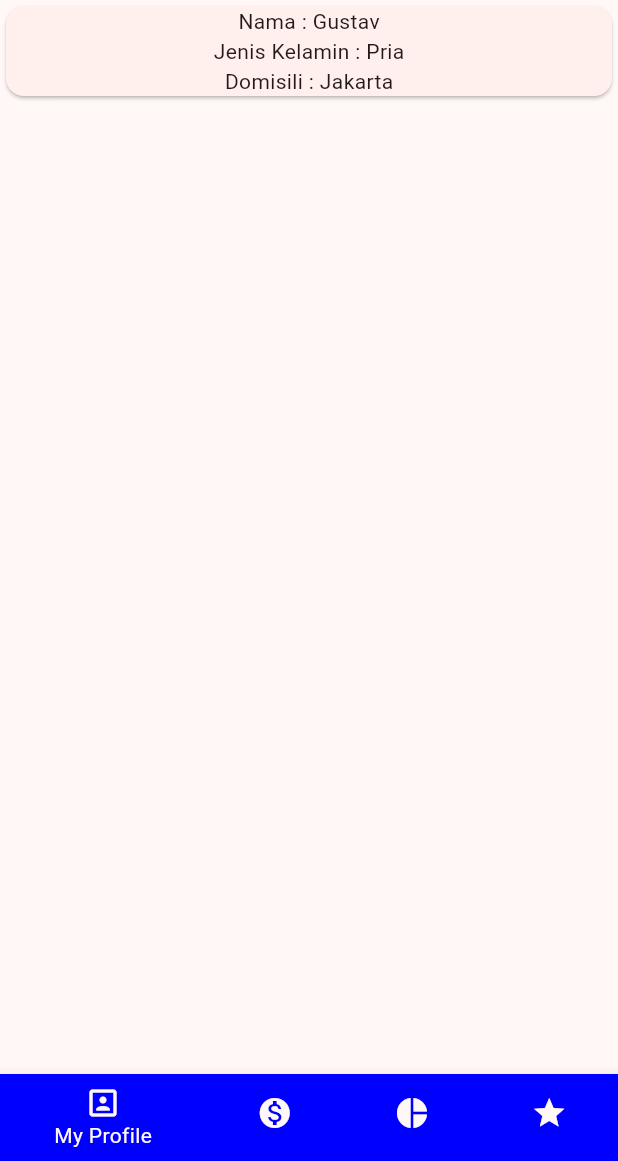
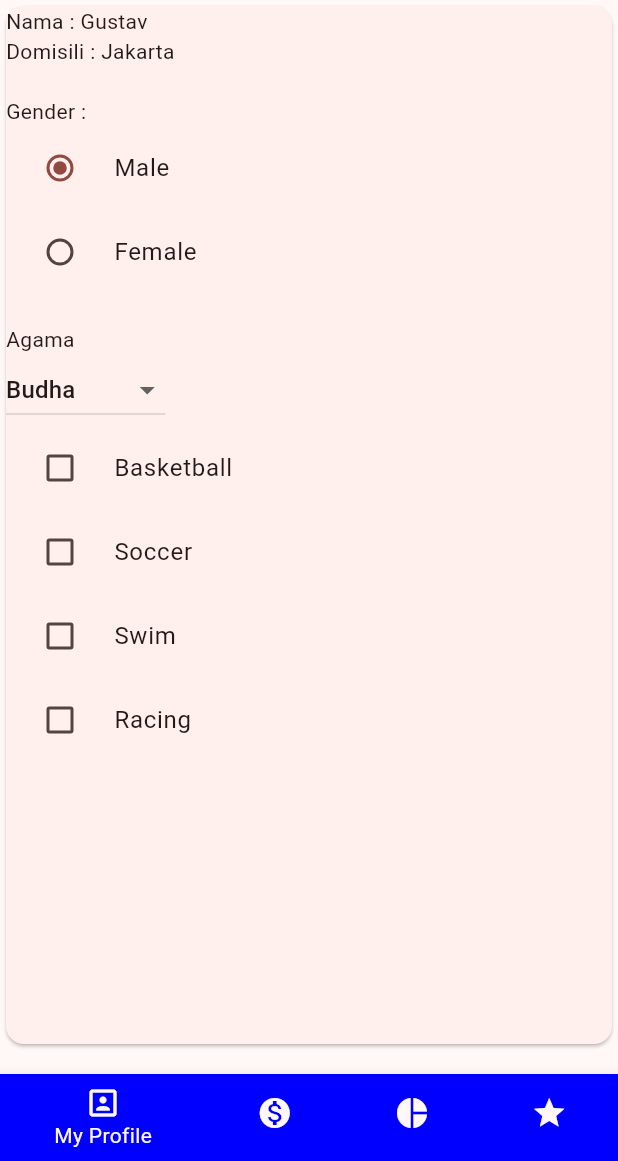
Before and after one commit to khaniffatoni/advance-8jun24, a Flutter app: the MainPage screen opened directly, on a phone screen of 412 x 824 dp, the part 75-1236 px from its top. Run offline on Flutter 3.47's test engine with Material 3 defaults, Android fonts, the phone set to English and light mode, and no system bars; our stand-ins replace flutter_svg, fluttertoast; network calls fail.

Commit message:
radiobutton, checkbox,dropdown

```diff
--- a/flutter_application_advance/lib/UI/main/profile_page.dart
+++ b/flutter_application_advance/lib/UI/main/profile_page.dart
@@ -1,20 +1,81 @@
 import 'package:flutter/material.dart';
+import 'package:flutter/widgets.dart';
+import 'package:provider/provider.dart';
+
+import '../../commons/constant.dart';
+import '../../provider/main_provider.dart';
 
 class ProfilePage extends StatelessWidget {
   const ProfilePage({super.key});
 
   @override
   Widget build(BuildContext context) {
+    var provider = context.watch<MainProvider>();
     return ListView(
       children: [
         Image.network(
             'https://marketplace.canva.com/EAFHfL_zPBk/1/0/1600w/canva-yellow-inspiration-modern-instagram-profile-picture-kpZhUIzCx_w.jpg'),
         Card(
           child: Column(
+            crossAxisAlignment: CrossAxisAlignment.start,
             children: [
               Text('Nama : Gustav'),
-              Text('Jenis Kelamin : Pria'),
               Text('Domisili : Jakarta'),
+              SizedBox(
+                height: 20,
+              ),
+              Text('Gender :'),
+              RadioListTile(
+                value: 'Male',
+                groupValue: provider.genderSelected,
+                title: Text('Male'),
+                onChanged: (value) =>
+                    context.read<MainProvider>().selectGender(value ?? '-'),
+              ),
+              RadioListTile(
+                value: 'Female',
+                groupValue: provider.genderSelected,
+                title: Text('Female'),
+                onChanged: (value) =>
+                    context.read<MainProvider>().selectGender(value ?? '-'),
+              ),
+              SizedBox(
+                height: 20,
+              ),
+              Column(
+                crossAxisAlignment: CrossAxisAlignment.start,
+                children: [
+                  Text('Agama'),
+                  DropdownButton(
+                    value: provider.religionSelected,
+                    items: listReligions
+                        .map((element) => DropdownMenuItem(
+                            value: element, child: Text(element)))
+                        .toList(),
+                    onChanged: (value) {
+                      context.read<MainProvider>().selectReligion(value ?? '');
+                    },
+                  ),
+                ],
+              ),
+              Container(
+                height: MediaQuery.sizeOf(context).height / 2,
+                child: ListView(
+                    children: listHobbies
+                        .map(
+                          (elementHobby) => CheckboxListTile(
+                            value: provider.hobbySelected.contains(elementHobby)
+                                ? true
+                                : false,
+                            title: Text(elementHobby),
+                            controlAffinity: ListTileControlAffinity.leading,
+                            onChanged: (value) => context
+                                .read<MainProvider>()
+                                .selectHobby(elementHobby),
+                          ),
+                        )
+                        .toList()),
+              )
             ],
           ),
         )
--- a/flutter_application_advance/lib/commons/constant.dart
+++ b/flutter_application_advance/lib/commons/constant.dart
@@ -53,4 +53,7 @@ List<OrderModel> listOrder = [
         index.isEven ? index * 0.1 : index * 2)
 ];
 
+List<String> listReligions = ['Islam', 'Katholik', 'Protestan', 'Hindu', 'Budha', 'Konghuchu'];
+List<String> listHobbies = ['Basketball','Soccer','Swim','Racing'];
+
 const String mainPage = 'Main Page xxxx';
```
Also changed, not shown: flutter_application_advance/lib/provider/main_provider.dart (+22 -1 lines).
